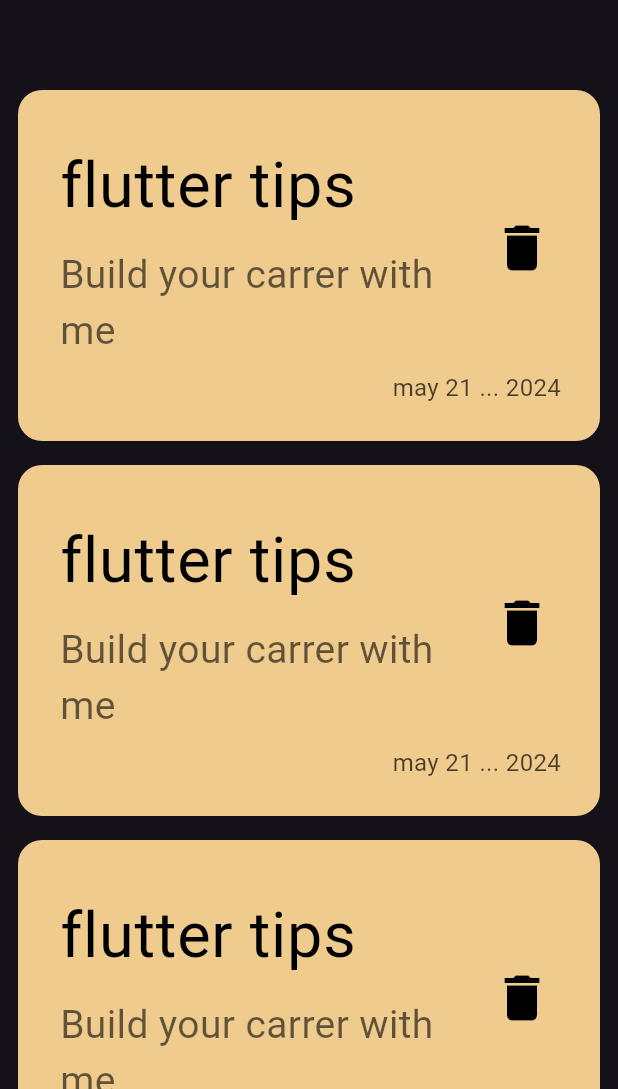
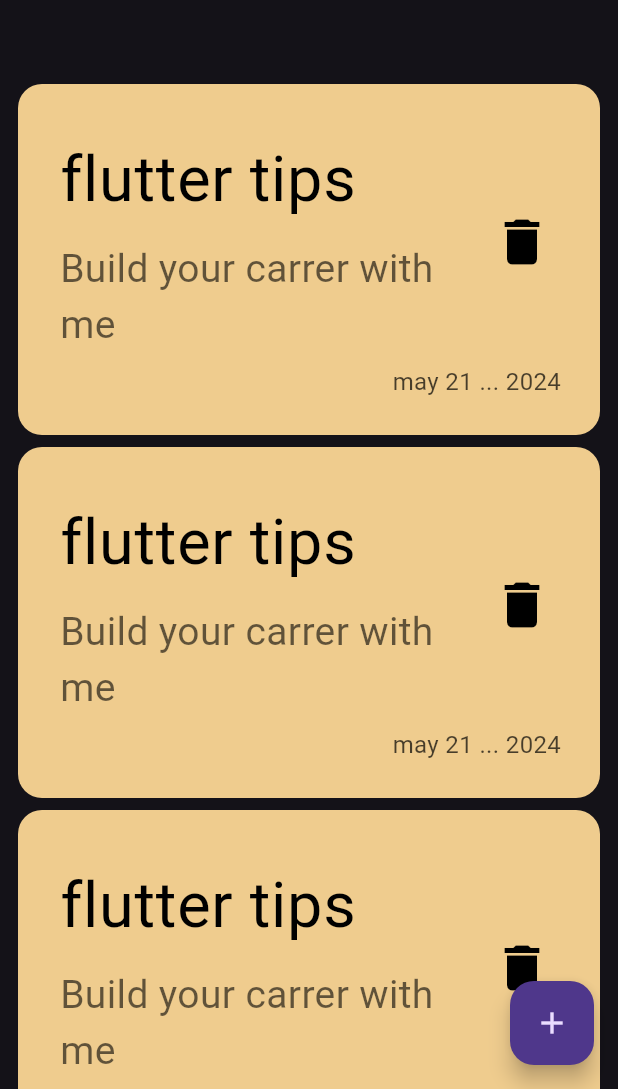
Before and after one commit to real-Hafez/notes-app, a Flutter app: the screen it shows after launch, on a phone screen of 412 x 824 dp, the part 147-1236 px from its top. Run offline on Flutter 3.47's test engine with Material 3 defaults, Android fonts, the phone set to English and light mode, and no system bars.

Commit message:
Floating Action Button

```diff
--- a/lib/views/notes_view.dart
+++ b/lib/views/notes_view.dart
@@ -6,8 +6,12 @@ class notes_view extends StatelessWidget {
 
   @override
   Widget build(BuildContext context) {
-    return const Scaffold(
-      body: notes_view_body(),
+    return Scaffold(
+      floatingActionButton: FloatingActionButton(
+        onPressed: () {},
+        child: const Icon(Icons.add),
+      ),
+      body: const notes_view_body(),
     );
   }
 }
--- a/lib/widgets/notes_list_view.dart
+++ b/lib/widgets/notes_list_view.dart
@@ -12,7 +12,7 @@ class notes_list_view extends StatelessWidget {
         index,
       ) =>
           const Padding(
-        padding: EdgeInsets.symmetric(vertical: 8),
+        padding: EdgeInsets.symmetric(vertical: 4),
         child: note_item(),
       ),
     );
--- a/lib/widgets/notes_view_body.dart
+++ b/lib/widgets/notes_view_body.dart
@@ -1,7 +1,6 @@
 import 'package:flutter/material.dart';
 import 'package:flutter/widgets.dart';
 import 'package:notes_app/widgets/Custom_app_bar.dart';
-import 'package:notes_app/widgets/custom_note_item.dart';
 import 'package:notes_app/widgets/notes_list_view.dart';
 
 class notes_view_body extends StatelessWidget {
```
